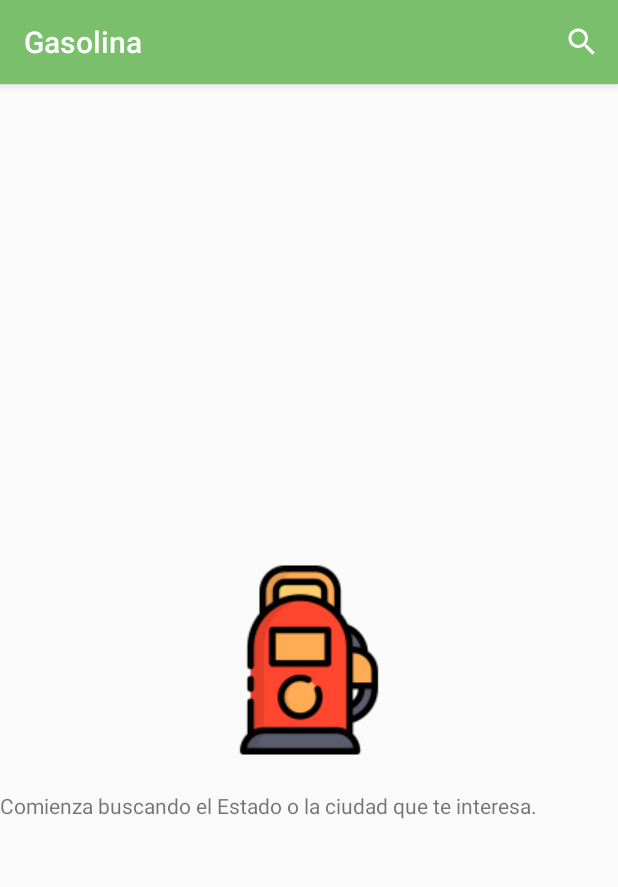
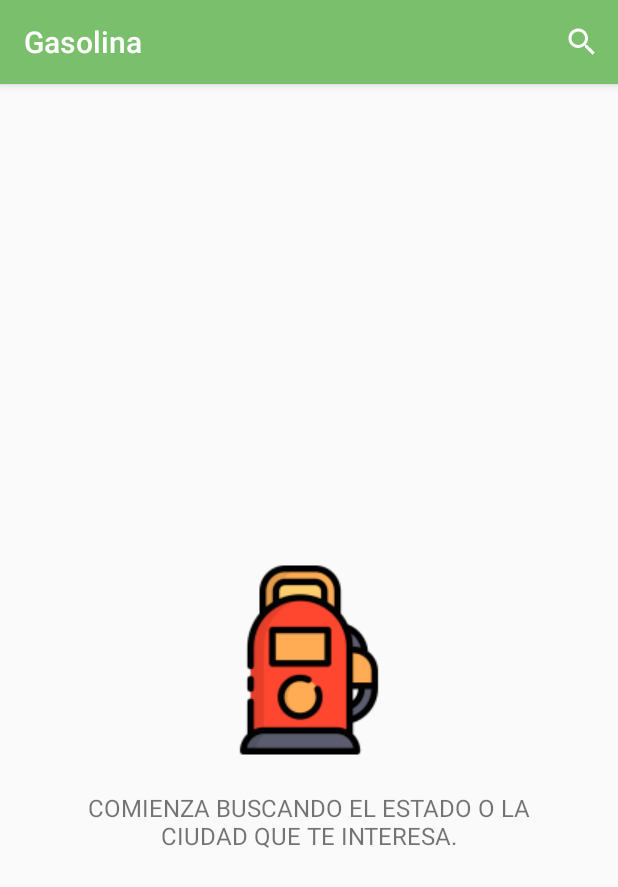
Before and after one commit to eduardorascon/Gasolina, an Android app: the screen it shows after launch (MainActivity), on a phone screen of 412 x 824 dp. Shown: the top 887 px of the screen. Run offline under Robolectric (Android 15) with nearby library versions, the phone set to English and light mode, and no system bars.

Commit message:
TextView adjustments.

```diff
--- a/app/src/main/res/layout/activity_main.xml
+++ b/app/src/main/res/layout/activity_main.xml
@@ -27,6 +27,11 @@
         android:layout_width="match_parent"
         android:layout_height="match_parent"
         android:layout_below="@id/background_icon_image_view"
-        android:text="Comienza buscando el Estado o la ciudad que te interesa." />
+        android:paddingLeft="30dp"
+        android:paddingRight="30dp"
+        android:text="Comienza buscando el Estado o la ciudad que te interesa."
+        android:textAlignment="center"
+        android:textAllCaps="true"
+        android:textSize="16sp" />
 
 </RelativeLayout>
```
